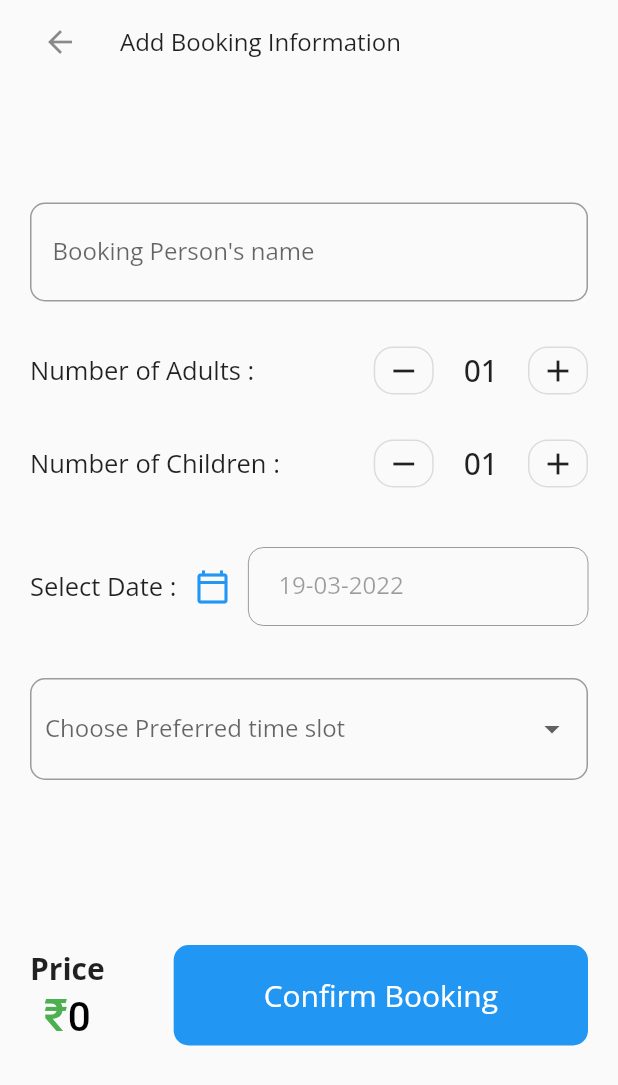
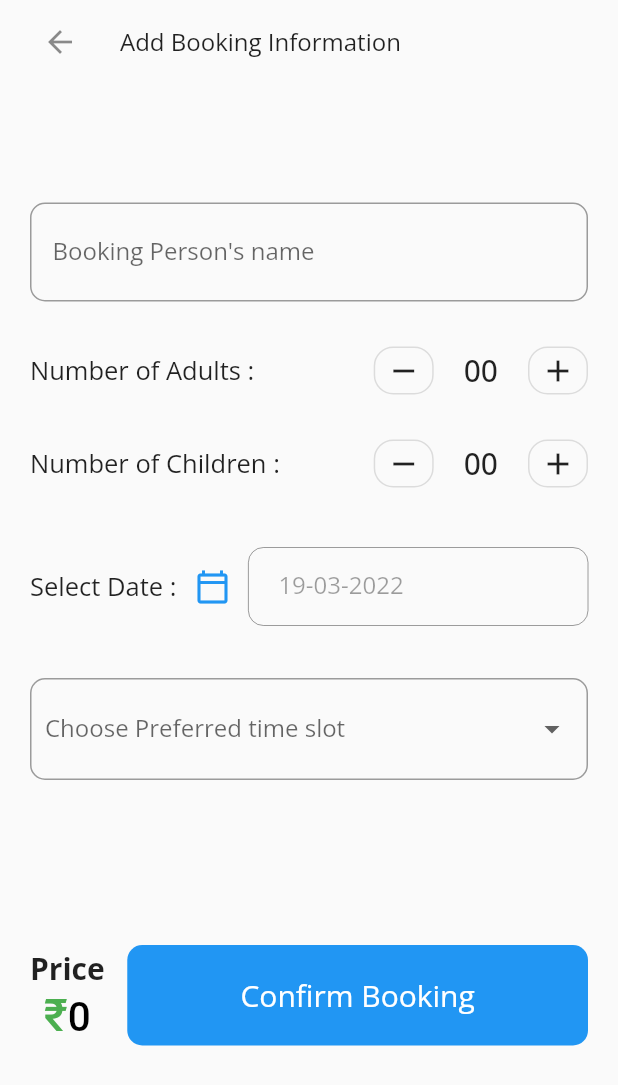
Before and after one commit to karanvishesh/ticketless_project, a Flutter app: the BookingScreen screen opened directly with empty values, on a phone screen of 412 x 824 dp. Shown: the top 1085 px of the screen. Run offline on Flutter 3.47's test engine with Material 2 defaults, Android fonts, the phone set to English and light mode, and no system bars; our stand-ins replace cloud_firestore, firebase_auth, firebase_core, flutter_signin_button, get, google_fonts and 3 more; missing offline and left inert: pay, qr_code_scanner, ticket_widget; accounts and stored records are empty; network calls fail.

Commit message:
pay added

```diff
--- /dev/null
+++ b/lib/controller/count_controller.dart
@@ -0,0 +1,18 @@
+import 'package:get/get.dart';
+
+class CountController extends GetxController {
+  var adult_count = 0.obs;
+  var child_count = 0.obs;
+  incrementAdult(){
+    adult_count++;
+  }
+  decrementAdult(){
+    adult_count--;
+  }
+  incrementChild(){
+    child_count++;
+  }
+  decrementChild(){
+    child_count--;
+  }
+}
--- a/lib/controller/googel_sign_in.dart
+++ b/lib/controller/googel_sign_in.dart
@@ -18,6 +18,7 @@ class GoogleSignInProvider extends ChangeNotifier {
     notifyListeners();
   }
 
+  // ignore: non_constant_identifier_names
   Future GoogleLogOut() async {
     final _googelSignIn = GoogleSignIn();
     await _googelSignIn.signOut();
--- a/lib/screens/bookingScreen/item_counter.dart
+++ b/lib/screens/bookingScreen/adult_item_counter.dart
@@ -1,12 +1,15 @@
 import 'package:flutter/material.dart';
+import 'package:get/get.dart';
+import 'package:ticketless_project/controller/count_controller.dart';
 
-class ItemCounter extends StatefulWidget {
+class AdultItemCounter extends StatefulWidget {
   @override
-  _ItemCounterState createState() => _ItemCounterState();
+  _AdultItemCounterState createState() => _AdultItemCounterState();
 }
 
-class _ItemCounterState extends State<ItemCounter> {
-  int numOfItems = 1;
+class _AdultItemCounterState extends State<AdultItemCounter> {
+
+  final countState = Get.put(CountController());
   @override
   Widget build(BuildContext context) {
     return Row(
@@ -14,27 +17,26 @@ class _ItemCounterState extends State<ItemCounter> {
         buildOutlineButton(
           icon: Icons.remove,
           press: () {
-            if (numOfItems > 1) {
-              setState(() {
-                numOfItems--;
-              });
+           if (countState.adult_count > 0) {
+                countState.decrementAdult();
             }
           },
         ),
-        Padding(
+       Padding(
           padding: EdgeInsets.symmetric(horizontal: 20),
-          child: Text(
-            // if our item is less  then 10 then  it shows 01 02 like that
-            numOfItems.toString().padLeft(2, "0"),
-            style: Theme.of(context).textTheme.headline6,
+          child: Obx(()=>
+            Text(
+              // if our item is less  then 10 then  it shows 01 02 like that
+             countState.adult_count.toString().padLeft(2, "0"),
+              style: Theme.of(context).textTheme.headline6,
+            ),
           ),
         ),
         buildOutlineButton(
             icon: Icons.add,
             press: () {
-              setState(() {
-                numOfItems++;
-              });
+                  countState.incrementAdult();
+
             }),
       ],
     );
--- a/lib/screens/bookingScreen/booking_screen.dart
+++ b/lib/screens/bookingScreen/booking_screen.dart
@@ -3,26 +3,29 @@ import 'package:firebase_auth/firebase_auth.dart';
 import 'package:flutter/material.dart';
 import 'package:get/get.dart';
 import 'package:intl/intl.dart';
+import 'package:pay/pay.dart';
+import 'package:ticketless_project/controller/count_controller.dart';
 import 'package:ticketless_project/model/monument.dart';
-import 'package:ticketless_project/screens/BookedTicketScreen/booked_ticket_screen.dart';
-import 'package:ticketless_project/screens/bookingScreen/item_counter.dart';
+import 'package:ticketless_project/screens/bookedTicketScreen/booked_ticket_screen.dart';
+import 'package:ticketless_project/screens/bookingScreen/adult_item_counter.dart';
+import 'package:ticketless_project/screens/bookingScreen/children_item_counter.dart';
 import 'package:ticketless_project/screens/monumentDetailScreen/monument_detail_screen.dart';
 
 class BookingScreen extends StatefulWidget {
   const BookingScreen({Key? key, required this.monument}) : super(key: key);
   final Monument monument;
+
   @override
   State<BookingScreen> createState() => _BookingScreenState();
 }
 
 class _BookingScreenState extends State<BookingScreen> {
+  final countState = Get.put(CountController());
   final _formKey = GlobalKey<FormState>();
   String name = "";
   String time_slot = "";
-  final no_of_adults = 2;
-  final no_of_children = 3;
   bool isimagepicked = false;
-  DateTime _selectedDate = DateTime.now().add(Duration(days: 1));
+  DateTime _selectedDate = DateTime.now().add(const Duration(days: 1));
   final List time_slots = [
     "09:00 - 11:00",
     "11:00 - 13:00",
@@ -34,15 +37,14 @@ class _BookingScreenState extends State<BookingScreen> {
   void initState() {
     // TODO: implement initState
     super.initState();
-    // switch_category = widget.mySwitch.category;
   }
 
   _getDateFromUser() async {
     DateTime? _pickerDate = await showDatePicker(
       context: context,
-      initialDate: DateTime.now().add(Duration(days: 1)),
-      firstDate: DateTime.now().add(Duration(days: 1)),
-      lastDate: DateTime.now().add(Duration(days: 3)),
+      initialDate: DateTime.now().add(const Duration(days: 1)),
+      firstDate: DateTime.now().add(const Duration(days: 1)),
+      lastDate: DateTime.now().add(const Duration(days: 3)),
     );
     if (_pickerDate != null) {
       setState(() {
@@ -51,37 +53,45 @@ class _BookingScreenState extends State<BookingScreen> {
     }
   }
 
+  final _paymentItems = [
+    PaymentItem(
+      label: 'Total',
+      amount: '99.99',
+      status: PaymentItemStatus.final_price,
+    )
+  ];
+
   _bookTicket() {
     CollectionReference ticketRef =
         FirebaseFirestore.instance.collection('bookedTickets');
     ticketRef.add({
       'bookedBy': name,
       'monument': widget.monument.name,
-      'noOfAdults': no_of_adults,
-      'noOfChildren': no_of_children,
-      'bookingDate': _selectedDate,
+      'noOfAdults': countState.adult_count.toInt(),
+      'noOfChildren': countState.child_count.toInt(),
+      'bookingDate': DateTime.now(),
       'timeSlot': time_slot,
-      'price': (widget.monument.price * 3) + (widget.monument.price / 2 * 1),
+      'isScanned': false,
+      'uid': FirebaseAuth.instance.currentUser!.uid,
+      'visitingDate': DateFormat("dd-MM-yyyy").format(_selectedDate),
+      'price': (widget.monument.price * countState.adult_count.toInt()) +
+          ((widget.monument.price) / 2 * countState.child_count.toInt()),
     }).then((value) {
       ScaffoldMessenger.of(context).showSnackBar(
-        SnackBar(
+        const SnackBar(
           content: Text("Ticket Booked Successfully"),
         ),
       );
-      FirebaseFirestore.instance
-          .collection('users')
-          .doc(FirebaseAuth.instance.currentUser!.uid)
-          .update({
-        'bookedTickets': FieldValue.arrayUnion([value.id])
-      });
-      Get.to(BookedTicket(
+      Get.to(BookedTicketScreen(
         monument_name: widget.monument.name,
         booked_by: name,
         time_slot: time_slot,
-        no_of_adults: no_of_adults,
-        no_of_children: no_of_children,
-        price: widget.monument.price,
-        booking_date: DateTime.now(),
+        no_of_adults: countState.adult_count.toInt(),
+        no_of_children: countState.child_count.toInt(),
+        price: (widget.monument.price * countState.adult_count.toInt()) +
+            ((widget.monument.price) / 2 * countState.child_count.toInt())
+                .toInt(),
+        visiting_date: _selectedDate,
         ticket_id: value.id,
       ));
     });
@@ -98,13 +108,13 @@ class _BookingScreenState extends State<BookingScreen> {
           children: [
             ListTile(
               leading: IconButton(
-                icon: Icon(Icons.arrow_back),
+                icon: const Icon(Icons.arrow_back),
                 onPressed: () {
                   Get.offAll(
                       () => MonumentDetailScreen(monument: widget.monument));
                 },
               ),
-              title: Text(
+              title: const Text(
                 "Add Booking Information",
                 // style: Responsive.title1Style,
               ),
@@ -112,16 +122,17 @@ class _BookingScreenState extends State<BookingScreen> {
             Form(
                 key: _formKey,
                 child: Padding(
-                  padding: EdgeInsets.symmetric(horizontal: 20, vertical: 8),
+                  padding:
+                      const EdgeInsets.symmetric(horizontal: 20, vertical: 8),
                   child: Column(
                     crossAxisAlignment: CrossAxisAlignment.start,
                     children: [
                       Text(
                         widget.monument.name,
-                        style: TextStyle(
+                        style: const TextStyle(
                             fontSize: 30, fontWeight: FontWeight.bold),
                       ),
-                      SizedBox(
+                      const SizedBox(
                         height: 30,
                       ),
                       TextFormField(
@@ -132,16 +143,16 @@ class _BookingScreenState extends State<BookingScreen> {
                         },
                         decoration: InputDecoration(
                           labelText: "Booking Person's name",
-                          contentPadding: EdgeInsets.symmetric(
+                          contentPadding: const EdgeInsets.symmetric(
                               vertical: 22, horizontal: 15),
                           focusedBorder: OutlineInputBorder(
-                            borderSide:
-                                BorderSide(color: Colors.blue, width: 2.0),
+                            borderSide: const BorderSide(
+                                color: Colors.blue, width: 2.0),
                             borderRadius: BorderRadius.circular(10.0),
                           ),
                           border: OutlineInputBorder(
-                            borderSide:
-                                BorderSide(color: Colors.black, width: 2.0),
+                            borderSide: const BorderSide(
+                                color: Colors.black, width: 2.0),
                             borderRadius: BorderRadius.circular(10.0),
                           ),
                         ),
@@ -152,44 +163,44 @@ class _BookingScreenState extends State<BookingScreen> {
                           return null;
                         },
                       ),
-                      SizedBox(
+                      const SizedBox(
                         height: 30,
                       ),
                       Row(
                         children: [
-                          Text(
+                          const Text(
                             'Number of Adults :',
-                            style: TextStyle(fontSize: 17),
+                            style: const TextStyle(fontSize: 17),
                           ),
-                          Spacer(),
-                          ItemCounter(),
+                          const Spacer(),
+                          AdultItemCounter(),
                         ],
                       ),
-                      SizedBox(
+                      const SizedBox(
                         height: 30,
                       ),
                       Row(
                         children: [
-                          Text(
+                          const Text(
                             'Number of Children :',
-                            style: TextStyle(fontSize: 17),
+                            style: const TextStyle(fontSize: 17),
                           ),
-                          Spacer(),
-                          ItemCounter(),
+                          const Spacer(),
+                          ChildrenItemCounter(),
                         ],
                       ),
-                      SizedBox(
+                      const SizedBox(
                         height: 40,
                       ),
                       Row(
                         children: [
-                          Text(
+                          const Text(
                             "Select Date :",
                             style: TextStyle(fontSize: 17),
                           ),
                           IconButton(
                             onPressed: _getDateFromUser,
-                            icon: Icon(Icons.calendar_today_outlined,
+                            icon: const Icon(Icons.calendar_today_outlined,
                                 color: Colors.blue),
                           ),
                           Expanded(
@@ -198,15 +209,15 @@ class _BookingScreenState extends State<BookingScreen> {
                               decoration: InputDecoration(
                                 labelText: DateFormat('dd-MM-yyyy')
                                     .format(_selectedDate),
-                                contentPadding: EdgeInsets.symmetric(
+                                contentPadding: const EdgeInsets.symmetric(
                                     vertical: 15, horizontal: 20),
                                 focusedBorder: OutlineInputBorder(
-                                  borderSide: BorderSide(
+                                  borderSide: const BorderSide(
                                       color: Colors.blue, width: 2.0),
                                   borderRadius: BorderRadius.circular(10.0),
                                 ),
                                 border: OutlineInputBorder(
-                                  borderSide: BorderSide(
+                                  borderSide: const BorderSide(
                                       color: Colors.black, width: 2.0),
                                   borderRadius: BorderRadius.circular(10.0),
                                 ),
@@ -215,7 +226,7 @@ class _BookingScreenState extends State<BookingScreen> {
                           )
                         ],
                       ),
-                      SizedBox(
+                      const SizedBox(
                         height: 35,
                       ),
                       DropdownButtonFormField(
@@ -228,22 +239,22 @@ class _BookingScreenState extends State<BookingScreen> {
                         focusColor: Colors.blue,
                         decoration: InputDecoration(
                           border: OutlineInputBorder(
-                            borderSide:
-                                BorderSide(color: Colors.black, width: 2.0),
+                            borderSide: const BorderSide(
+                                color: Colors.black, width: 2.0),
                             borderRadius: BorderRadius.circular(10.0),
                           ),
                           errorBorder: OutlineInputBorder(
                             borderSide:
-                                BorderSide(color: Colors.red, width: 2.0),
+                                const BorderSide(color: Colors.red, width: 2.0),
                             borderRadius: BorderRadius.circular(10.0),
                           ),
                           fillColor: Colors.red,
                           focusedBorder: OutlineInputBorder(
-                            borderSide:
-                                BorderSide(color: Colors.blue, width: 2.0),
+                            borderSide: const BorderSide(
+                                color: Colors.blue, width: 2.0),
                             borderRadius: BorderRadius.circular(10.0),
                           ),
-                          contentPadding: EdgeInsets.symmetric(
+                          contentPadding: const EdgeInsets.symmetric(
                               vertical: 22, horizontal: 10),
                           labelText: "Choose Preferred time slot",
                         ),
@@ -257,7 +268,7 @@ class _BookingScreenState extends State<BookingScreen> {
                           });
                         },
                       ),
-                      SizedBox(
+                      const SizedBox(
                         height: 110,
                       ),
                       Row(
@@ -265,49 +276,92 @@ class _BookingScreenState extends State<BookingScreen> {
                         children: [
                           Column(
                             children: [
-                              Text(
+                              const Text(
                                 'Price',
                                 style: TextStyle(
                                     fontSize: 20, fontWeight: FontWeight.bold),
                               ),
-                              RichText(
+                              Obx(
+                                (() => RichText(
                                         text: TextSpan(children: [
-                                TextSpan(
+                                      const TextSpan(
                                         text: "₹",
-                                  style: TextStyle(
+                                        style: const TextStyle(
                                           fontSize: 30,
                                           color: Colors.green,
                                           fontWeight: FontWeight.w500,
                                         ),
                                       ),
                                       TextSpan(
-                                  text: widget.monument.price.toString(),
-                                  style: TextStyle(
+                                        text: countState.adult_count == 0 &&
+                                                countState.child_count == 0
+                                            ? widget.monument.price.toString()
+                                            : ((widget.monument.price *
+                                                        countState.adult_count
+                                                            .toInt()) +
+                                                    ((widget.monument.price) /
+                                                        2 *
+                                                        countState.child_count
+                                                            .toInt()))
+                                                .toString(),
+                                        style: const TextStyle(
                                           fontSize: 27,
                                           color: Colors.black,
                                           fontWeight: FontWeight.w500,
                                         ),
                                       ),
-                              ])),
+                                    ]))),
+                              ),
                             ],
                           ),
+                          SizedBox(
+                            width: 15,
+                          ),
+                          Expanded(
+                            child:
+                                // GooglePayButton(
+                                //   paymentConfigurationAsset: 'gpay.json',
+                                //   paymentItems: _paymentItems,
+                                //   width: 200,
+                                //   height: 50,
+                                //   style: GooglePayButtonStyle.black,
+                                //   type: GooglePayButtonType.pay,
+                                //   margin: const EdgeInsets.only(top: 15.0),
+                                //   onPaymentResult: (data) {
+                                //     print(data);
+                                //   },
+                                //   loadingIndicator: const Center(
+                                //     child: CircularProgressIndicator(),
+                                //   ),
+                                // ),
+
                                 GestureDetector(
                               onTap: () {
-                              if (_formKey.currentState!.validate()) {
+                                if (countState.adult_count == 0 &&
+                                    countState.child_count == 0) {
+                                  ScaffoldMessenger.of(context)
+                                      .showSnackBar(const SnackBar(
+                                    content:
+                                        Text("Please add atleast one person"),
+                                  ));
+                                } else if (_formKey.currentState!.validate()) {
                                   _bookTicket();
                                 }
                               },
                               child: Container(
-                              padding: EdgeInsets.symmetric(
-                                  horizontal: 60, vertical: 20),
-                              child: Text(
+                                padding: const EdgeInsets.symmetric(
+                                    horizontal: 20, vertical: 20),
+                                child: Center(
+                                  child: const Text(
                                     "Confirm Booking",
                                     style: TextStyle(
                                         color: Colors.white, fontSize: 20),
                                   ),
+                                ),
                                 decoration: BoxDecoration(
                                     color: Colors.blue,
                                     borderRadius: BorderRadius.circular(10)),
+                              ),
                             ),
                           )
                         ],
--- /dev/null
+++ b/lib/screens/bookingScreen/children_item_counter.dart
@@ -0,0 +1,63 @@
+import 'package:flutter/material.dart';
+import 'package:get/get.dart';
+import 'package:ticketless_project/controller/count_controller.dart';
+
+class ChildrenItemCounter extends StatefulWidget {
+  @override
+  _ChildrenItemCounterState createState() => _ChildrenItemCounterState();
+}
+
+class _ChildrenItemCounterState extends State<ChildrenItemCounter> {
+
+  final countState = Get.put(CountController());
+  @override
+  Widget build(BuildContext context) {
+    return Row(
+      children: <Widget>[
+        buildOutlineButton(
+          icon: Icons.remove,
+          press: () {
+            if (countState.child_count > 0) {
+                countState.decrementChild();
+            }
+          },
+        ),
+        Padding(
+          padding: EdgeInsets.symmetric(horizontal: 20),
+          child: Obx(()=>
+            Text(
+              // if our item is less  then 10 then  it shows 01 02 like that
+             countState.child_count.toString().padLeft(2, "0"),
+              style: Theme.of(context).textTheme.headline6,
+            ),
+          ),
+        ),
+        buildOutlineButton(
+            icon: Icons.add,
+            press: () {
+
+                  countState.incrementChild();
+
+            }),
+      ],
+    );
+  }
+
+  SizedBox buildOutlineButton(
+      {required IconData icon, required Function press}) {
+    return SizedBox(
+      width: 40,
+      height: 32,
+      child: OutlineButton(
+        padding: EdgeInsets.zero,
+        shape: RoundedRectangleBorder(
+          borderRadius: BorderRadius.circular(13),
+        ),
+        onPressed: () {
+          press();
+        },
+        child: Icon(icon),
+      ),
+    );
+  }
+}
--- a/lib/screens/monumentDetailScreen/monument_detail_screen.dart
+++ b/lib/screens/monumentDetailScreen/monument_detail_screen.dart
@@ -1,10 +1,7 @@
 import 'package:flutter/material.dart';
-import 'package:get/get.dart';
 import 'package:ticketless_project/model/monument.dart';
-import 'package:ticketless_project/screens/bookingScreen/booking_screen.dart';
 import 'package:ticketless_project/screens/monumentDetailScreen/widgets/bottom_row.dart';
 import 'package:ticketless_project/screens/monumentDetailScreen/widgets/top_image_card.dart';
-import 'package:ticketless_project/screens/sharedWidgets/landingpage.dart';
 
 class MonumentDetailScreen extends StatelessWidget {
   const MonumentDetailScreen({Key? key, required this.monument})
--- a/lib/screens/sharedWidgets/bottom_nav.dart
+++ b/lib/screens/sharedWidgets/bottom_nav.dart
@@ -1,8 +1,9 @@
 import 'package:flutter/material.dart';
 import 'package:ticketless_project/screens/homeScreen/homescreen.dart';
-import 'package:ticketless_project/screens/homeScreen/widgets/qr_scanner.dart';
+import 'package:ticketless_project/screens/qrScannerScreen/qr_scanner_screen.dart';
 import 'package:ticketless_project/screens/loginScreen/loginscreen.dart';
 import 'package:ticketless_project/screens/sharedWidgets/navbar.dart';
+import 'package:ticketless_project/screens/ticketHistoryScreen/ticket_history.dart';
 
 class MyCustomBottomNavbar extends StatefulWidget {
   MyCustomBottomNavbar({Key? key, required this.initailIndex})
@@ -41,7 +42,7 @@ class _MyCustomBottomNavbarState extends State<MyCustomBottomNavbar>
           children: [
             QrScanner(),
             HomeScreen(),
-            Container(),
+            TicketHistory()
           ],
         ));
   }
--- a/pubspec.yaml
+++ b/pubspec.yaml
@@ -48,6 +48,7 @@ dependencies:
   ticket_widget: ^0.0.1
   intl: ^0.17.0
   google_fonts: ^2.3.1
+  pay: ^1.0.8
 
 dev_dependencies:
   flutter_test:
@@ -75,6 +76,7 @@ flutter:
   assets:
     - assets/logo/
     - assets/icons/
+    - assets/
 
   # An image asset can refer to one or more resolution-specific "variants", see
   # https://flutter.dev/assets-and-images/#resolution-aware.
```
Also changed, not shown: assets/gpay.json (added, +37 -0 lines), lib/main.dart (+5 -3 lines), lib/screens/BookedTicketScreen/booked_ticket_screen.dart (+14 -14 lines), lib/screens/homeScreen/homescreen.dart (+14 -17 lines), lib/screens/monumentDetailScreen/widgets/bottom_row.dart (+23 -17 lines), lib/screens/ticketHistoryScreen/ticket_history.dart (added, +260 -0 lines), lib/screens/qrScannerScreen/qr_scanner_screen.dart (renamed from lib/screens/homeScreen/widgets/qr_scanner.dart), pubspec.lock. Lines whose indentation alone changed are shown as unchanged.
